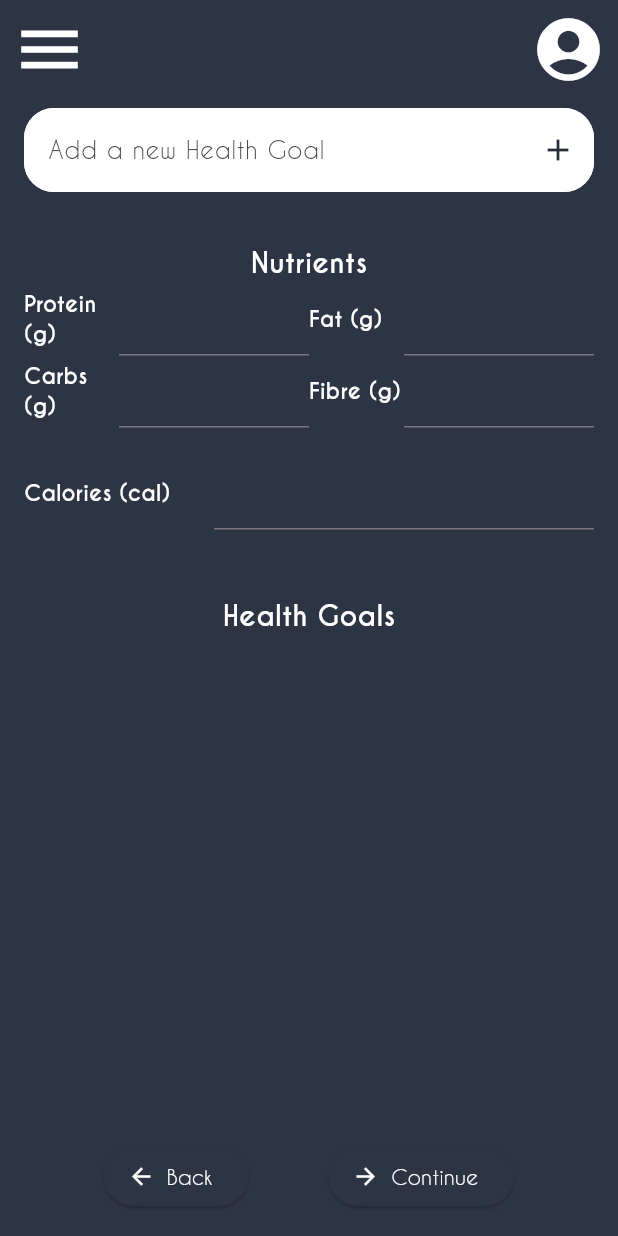
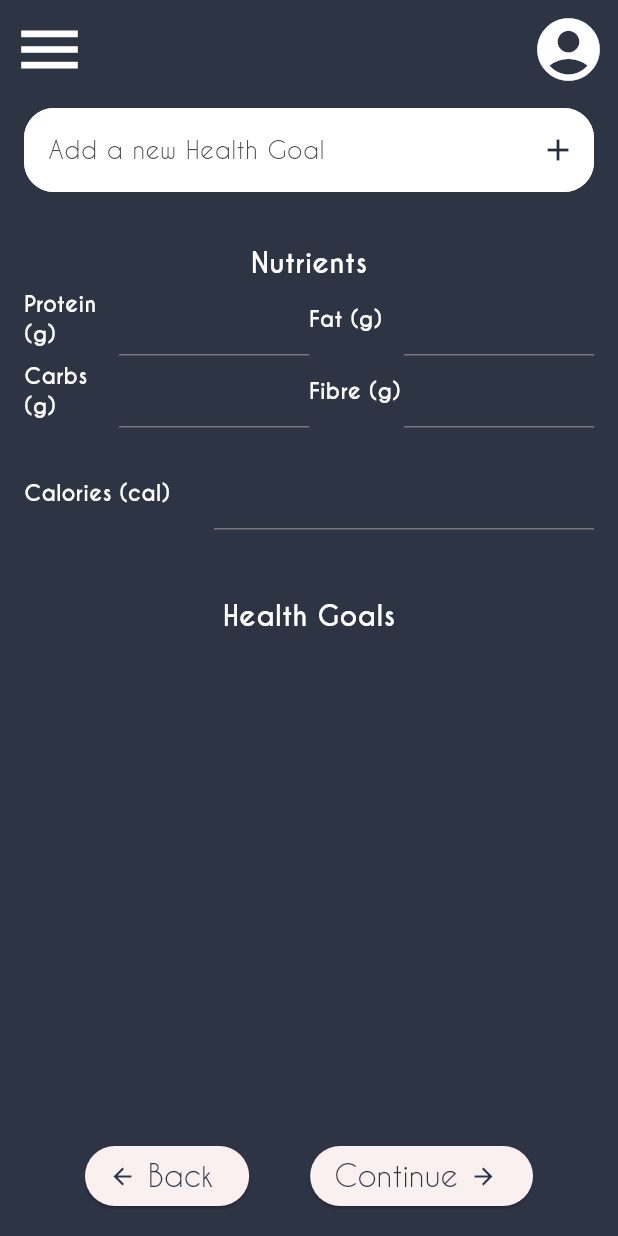
Before and after one commit to boykin345/food-ai-app, a Flutter app: the HealthGoalScreen screen opened directly with empty values, on a phone screen of 412 x 824 dp. Run offline on Flutter 3.47's test engine with Material 3 defaults, Android fonts, the phone set to English and light mode, and no system bars; our stand-ins replace camera, cloud_firestore, firebase_auth, firebase_core, firebase_storage, flutter_svg and 1 more; accounts and stored records are empty; network calls fail; project files that could hold a hidden picture were left out.

Commit message:
Change style of nav buttons

```diff
--- a/lib/Util/navigation_buttons.dart
+++ b/lib/Util/navigation_buttons.dart
@@ -20,18 +20,20 @@ class NavigationButtons extends StatelessWidget {
         ElevatedButton.icon(
           onPressed: onBack,
           style: ElevatedButton.styleFrom(
-            backgroundColor: Colours.primary,
+            backgroundColor: Colours.backgroundOff,
           ),
-          icon: Icon(Icons.arrow_back, color: Colors.white),
-          label: Text('Back', style: TextStyle(color: Colors.white)),
+          icon: Icon(Icons.arrow_back, color: Colours.primary),
+          label: Text('Back',
+              style: TextStyle(fontSize: 20, color: Colours.primary)),
         ),
         ElevatedButton.icon(
           onPressed: onContinue,
           style: ElevatedButton.styleFrom(
-            backgroundColor: Colours.primary,
+            backgroundColor: Colours.backgroundOff,
           ),
-          icon: Icon(Icons.arrow_forward, color: Colors.white),
-          label: Text('Continue', style: TextStyle(color: Colors.white)),
+          icon: Text('Continue',
+              style: TextStyle(fontSize: 20, color: Colours.primary)),
+          label: Icon(Icons.arrow_forward, color: Colours.primary),
         ),
       ],
     );
```
Also changed, not shown: lib/LoginPages/home_page.dart (+5 -2 lines).
